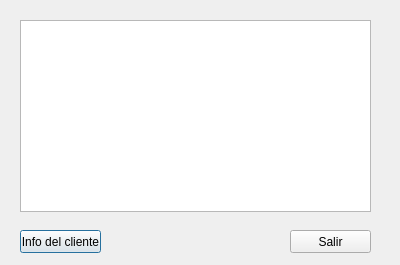
Old version of the form reservasvuelos.ui in the repository diegomtzm/VivaAvion.
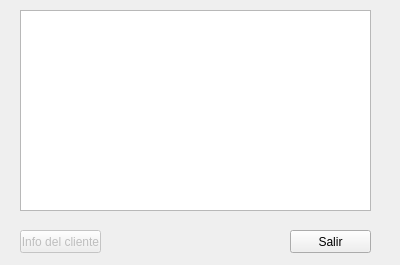
New version of the form.

Commit message: Add 'AgregarVuelo' function for administrator

What changed in the file:
```diff
--- a/reservasvuelos.ui
+++ b/reservasvuelos.ui
@@ -13,17 +13,10 @@
   <property name="windowTitle">
    <string>Dialog</string>
   </property>
-  <widget class="QListWidget" name="listWidget_vuelosReservados">
-   <property name="geometry">
-    <rect>
-     <x>20</x>
-     <y>20</y>
-     <width>351</width>
-     <height>192</height>
-    </rect>
-   </property>
-  </widget>
   <widget class="QPushButton" name="infoCliente">
+   <property name="enabled">
+    <bool>false</bool>
+   </property>
    <property name="geometry">
     <rect>
      <x>20</x>
@@ -49,6 +42,22 @@
     <string>Salir</string>
    </property>
   </widget>
+  <widget class="QTableWidget" name="tableWidget">
+   <property name="geometry">
+    <rect>
+     <x>20</x>
+     <y>10</y>
+     <width>351</width>
+     <height>201</height>
+    </rect>
+   </property>
+   <property name="editTriggers">
+    <set>QAbstractItemView::NoEditTriggers</set>
+   </property>
+   <property name="selectionBehavior">
+    <enum>QAbstractItemView::SelectRows</enum>
+   </property>
+  </widget>
  </widget>
  <resources/>
  <connections/>
```
Left out of the diff: 2 changed lines with no effect on the pictures. The commit also changes 22 other files.
